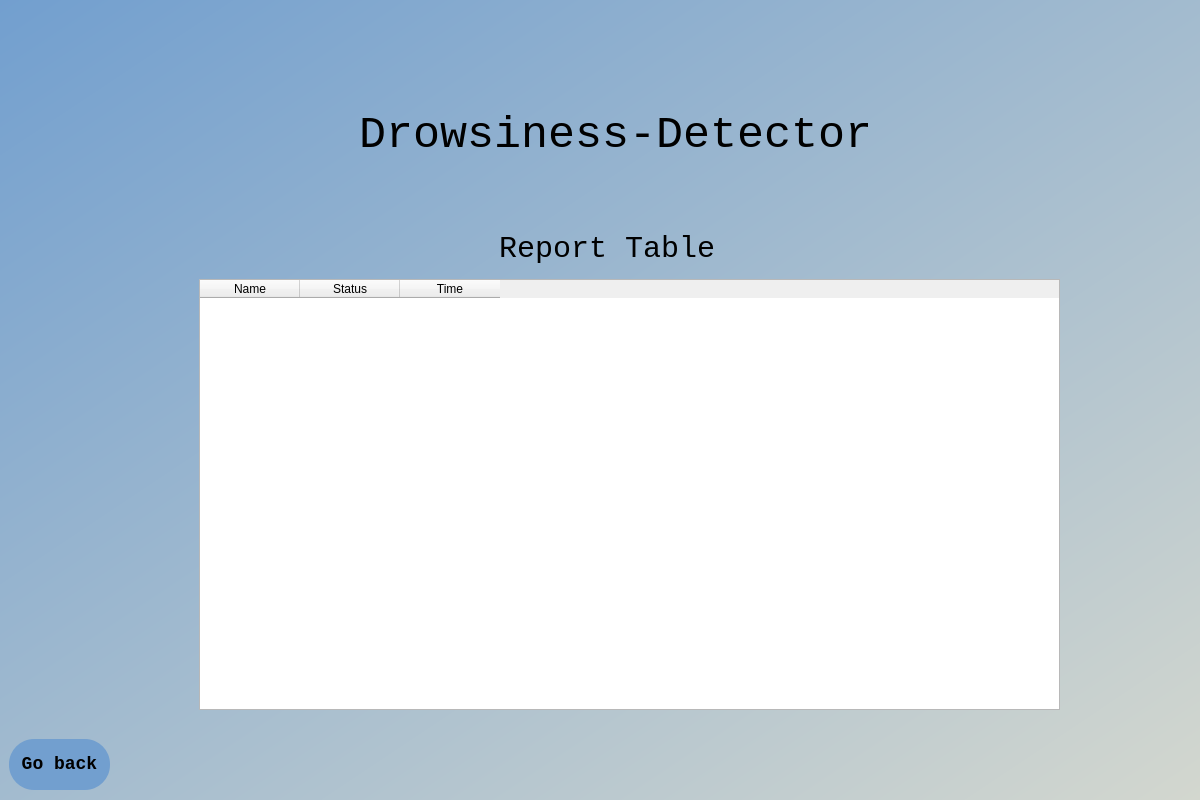
Data-Assassins/Drowsiness-Detector-Project, file facedetection/facedetection/gui/guiReport.ui: the form before one commit.
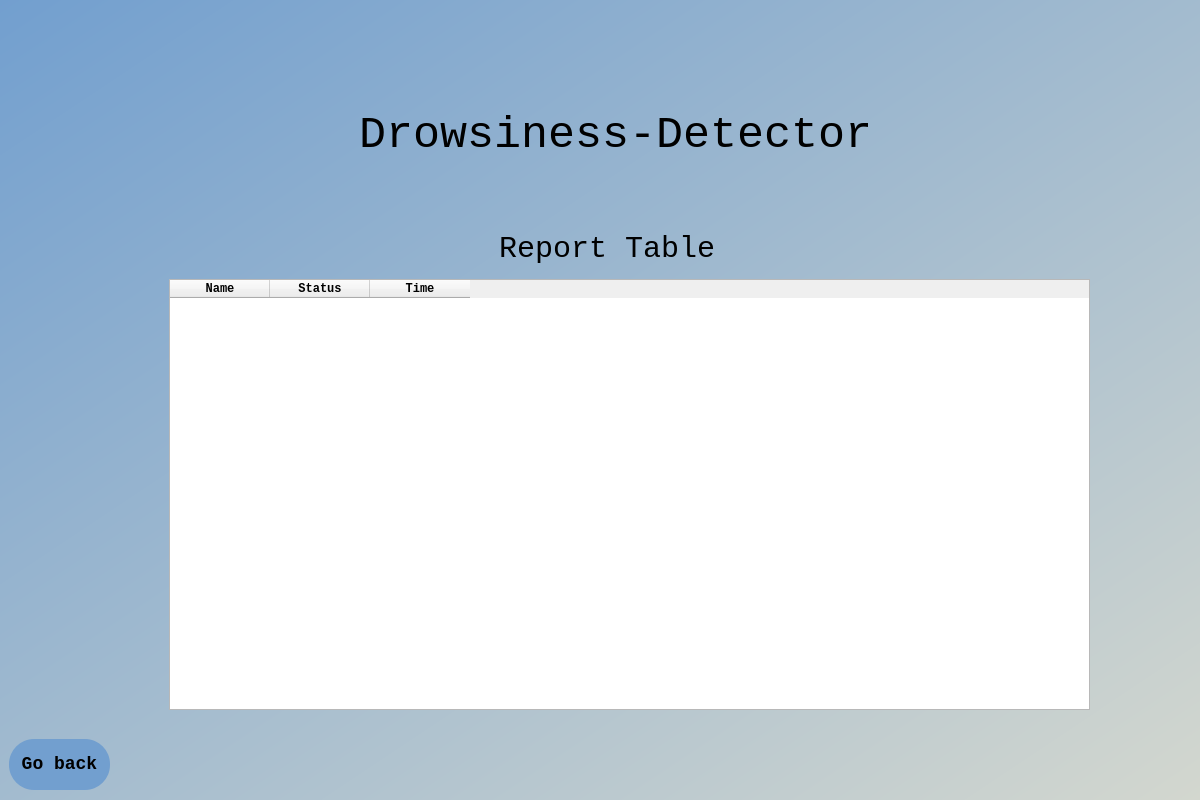
The form after the commit.

Commit message: DD-make a function that read data and display it in report table

Diff of the .ui file:
```diff
--- a/facedetection/facedetection/gui/guiReport.ui
+++ b/facedetection/facedetection/gui/guiReport.ui
@@ -79,29 +79,50 @@
    <widget class="QTableWidget" name="Reporttable">
     <property name="geometry">
      <rect>
-      <x>200</x>
+      <x>170</x>
       <y>280</y>
-      <width>861</width>
+      <width>921</width>
       <height>431</height>
      </rect>
     </property>
     <property name="styleSheet">
-     <string notr="true">width:200px;</string>
+     <string notr="true"/>
     </property>
     <column>
      <property name="text">
       <string>Name</string>
      </property>
+     <property name="font">
+      <font>
+       <family>Monospace</family>
+       <weight>75</weight>
+       <bold>true</bold>
+      </font>
+     </property>
     </column>
     <column>
      <property name="text">
       <string>Status</string>
      </property>
+     <property name="font">
+      <font>
+       <family>Monospace</family>
+       <weight>75</weight>
+       <bold>true</bold>
+      </font>
+     </property>
     </column>
     <column>
      <property name="text">
       <string>Time</string>
      </property>
+     <property name="font">
+      <font>
+       <family>Monospace</family>
+       <weight>75</weight>
+       <bold>true</bold>
+      </font>
+     </property>
     </column>
    </widget>
    <widget class="QLabel" name="label_3">
```
The commit also changes 1 other file.
